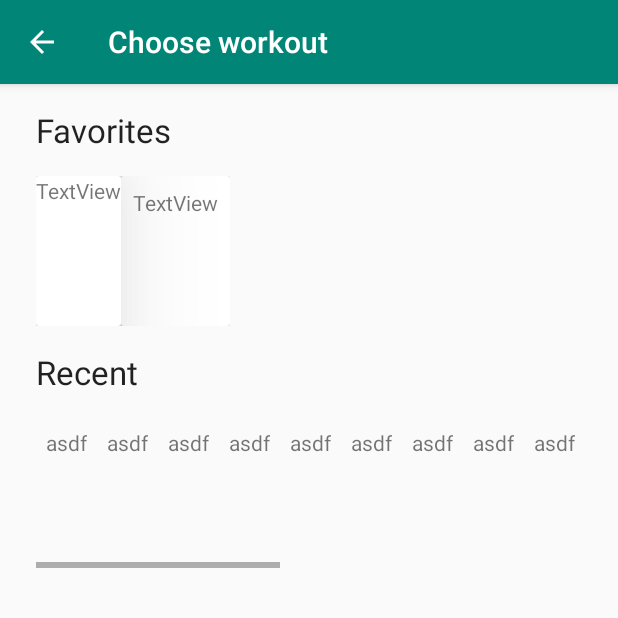
After one commit to ecotner/gym-log, an Android app: the ChooseWorkoutActivity screen opened directly, with no data from a screen before it, on a phone screen of 412 x 824 dp, the top half of it. The commit adds this screen. Run offline under Robolectric (Android 15) with nearby library versions, the phone set to English and light mode, and no system bars.

Commit message:
redid AddWorkout activity into ChooseWorkoutActivity, testing methods to dynamically create Views

```diff
--- /dev/null
+++ b/app/src/main/java/com/example/gymlog/activities/ChooseWorkoutActivity.java
@@ -0,0 +1,57 @@
+package com.example.gymlog.activities;
+
+import android.app.Activity;
+import android.content.Context;
+import android.graphics.drawable.Drawable;
+import android.os.Bundle;
+import android.view.LayoutInflater;
+import android.view.View;
+import android.view.ViewGroup;
+import android.view.WindowManager;
+import android.widget.HorizontalScrollView;
+import android.widget.LinearLayout;
+import android.widget.SpinnerAdapter;
+import android.widget.TextView;
+
+import androidx.annotation.Nullable;
+import androidx.appcompat.app.ActionBar;
+import androidx.appcompat.app.AppCompatActivity;
+
+import com.example.gymlog.R;
+
+public class ChooseWorkoutActivity extends AppCompatActivity {
+    @Override
+    protected void onCreate(Bundle savedInstanceState) {
+        super.onCreate(savedInstanceState);
+        setUi();
+        for (int i=0; i<20; i++)
+            makeText();
+
+    }
+
+    private void setUi() {
+        setContentView(R.layout.activity_choose_workout);
+        ActionBar ab = getSupportActionBar();
+        ab.setDisplayHomeAsUpEnabled(true);
+    }
+
+    private void makeText() {
+        // Make some text
+        TextView text = new TextView(this);
+        text.setText("asdf");
+        // Set margins on the text
+        LinearLayout.LayoutParams params = new LinearLayout.LayoutParams(
+                LinearLayout.LayoutParams.WRAP_CONTENT,
+                LinearLayout.LayoutParams.WRAP_CONTENT
+        );
+        params.setMargins(10, 10, 10, 10);
+        text.setLayoutParams(params);
+        // Add text to parent layout
+        LinearLayout parent = (LinearLayout) findViewById(R.id.recents_layout);
+        parent.addView(text);
+    }
+
+    private void addCard(int parentId) {
+        // Do all the same stuff as above, but with cards?
+    }
+}
--- /dev/null
+++ b/app/src/main/res/layout/activity_choose_workout.xml
@@ -0,0 +1,103 @@
+<?xml version="1.0" encoding="utf-8"?>
+<androidx.constraintlayout.widget.ConstraintLayout
+    xmlns:android="http://schemas.android.com/apk/res/android"
+    xmlns:app="http://schemas.android.com/apk/res-auto"
+    xmlns:tools="http://schemas.android.com/tools"
+    android:layout_width="match_parent"
+    android:layout_height="match_parent">
+
+    <TextView
+        android:id="@+id/textView"
+        android:layout_width="wrap_content"
+        android:layout_height="wrap_content"
+        android:layout_marginStart="@dimen/default_horizontal_margin"
+        android:layout_marginLeft="@dimen/default_horizontal_margin"
+        android:layout_marginTop="@dimen/default_vertical_margin"
+        android:text="@string/horizontal_scroll_1_name"
+        android:textAppearance="@style/TextAppearance.AppCompat.Large"
+        app:layout_constraintStart_toStartOf="parent"
+        app:layout_constraintTop_toTopOf="parent" />
+
+    <HorizontalScrollView
+        android:id="@+id/horizontalScrollViewFavorites"
+        android:layout_width="0dp"
+        android:layout_height="@dimen/default_card_height"
+        android:layout_marginStart="@dimen/default_horizontal_margin"
+        android:layout_marginTop="@dimen/default_vertical_margin"
+        android:layout_marginEnd="@dimen/default_horizontal_margin"
+        android:layout_marginRight="@dimen/default_horizontal_margin"
+        android:fillViewport="false"
+        app:layout_constraintEnd_toEndOf="parent"
+        app:layout_constraintStart_toStartOf="parent"
+        app:layout_constraintTop_toBottomOf="@+id/textView">
+
+        <LinearLayout
+            android:id="@+id/favorites_layout"
+            android:layout_width="wrap_content"
+            android:layout_height="match_parent"
+            android:orientation="horizontal">
+
+            <androidx.cardview.widget.CardView
+                android:layout_width="wrap_content"
+                android:layout_height="match_parent"
+                android:paddingRight="20dp"
+                app:cardElevation="50dp">
+
+                <TextView
+                    android:id="@+id/textView5"
+                    android:layout_width="wrap_content"
+                    android:layout_height="wrap_content"
+                    android:text="TextView" />
+            </androidx.cardview.widget.CardView>
+
+            <androidx.cardview.widget.CardView
+                android:layout_width="wrap_content"
+                android:layout_height="match_parent"
+                android:paddingLeft="20dp"
+                app:cardElevation="10dp"
+                app:contentPadding="8dp">
+
+                <TextView
+                    android:id="@+id/textView4"
+                    android:layout_width="wrap_content"
+                    android:layout_height="wrap_content"
+                    android:text="TextView" />
+
+            </androidx.cardview.widget.CardView>
+
+        </LinearLayout>
+    </HorizontalScrollView>
+
+    <TextView
+        android:id="@+id/textView2"
+        android:layout_width="wrap_content"
+        android:layout_height="wrap_content"
+        android:layout_marginStart="@dimen/default_horizontal_margin"
+        android:layout_marginLeft="@dimen/default_horizontal_margin"
+        android:layout_marginTop="@dimen/default_vertical_margin"
+        android:text="@string/horizontal_scroll_2_name"
+        android:textAppearance="@style/TextAppearance.AppCompat.Large"
+        app:layout_constraintStart_toStartOf="parent"
+        app:layout_constraintTop_toBottomOf="@+id/horizontalScrollViewFavorites" />
+
+    <HorizontalScrollView
+        android:id="@+id/horizontalScrollViewRecent"
+        android:layout_width="0dp"
+        android:layout_height="@dimen/default_card_height"
+        android:layout_marginStart="@dimen/default_horizontal_margin"
+        android:layout_marginLeft="@dimen/default_horizontal_margin"
+        android:layout_marginTop="@dimen/default_vertical_margin"
+        android:layout_marginEnd="@dimen/default_horizontal_margin"
+        android:layout_marginRight="@dimen/default_horizontal_margin"
+        app:layout_constraintEnd_toEndOf="parent"
+        app:layout_constraintStart_toStartOf="parent"
+        app:layout_constraintTop_toBottomOf="@+id/textView2">
+
+        <LinearLayout
+            android:id="@+id/recents_layout"
+            android:layout_width="wrap_content"
+            android:layout_height="match_parent"
+            android:orientation="horizontal"></LinearLayout>
+    </HorizontalScrollView>
+
+</androidx.constraintlayout.widget.ConstraintLayout>
--- a/app/src/main/res/values/dimens.xml
+++ b/app/src/main/res/values/dimens.xml
@@ -1,3 +1,6 @@
 <resources>
     <dimen name="fab_margin">16dp</dimen>
+    <dimen name="default_horizontal_margin">24dp</dimen>
+    <dimen name="default_vertical_margin">16dp</dimen>
+    <dimen name="default_card_height">100dp</dimen>
 </resources>
```
Also changed, not shown: app/src/main/AndroidManifest.xml (+13 -7 lines), app/src/main/java/com/example/gymlog/AddWorkout.java (deleted, +0 -36 lines), app/src/main/java/com/example/gymlog/activities/MainActivity.java (renamed from app/src/main/java/com/example/gymlog/MainActivity.java, +5 -3 lines), app/src/main/java/com/example/gymlog/logic/MuscleGroup.java (added, +10 -0 lines), app/src/main/java/com/example/gymlog/logic/Workout.java (added, +22 -0 lines), app/src/main/res/layout/activity_add_workout.xml (deleted, +0 -33 lines), app/src/main/res/layout/activity_main.xml (+14 -14 lines), app/src/main/res/layout/content_add_workout.xml (deleted, +0 -100 lines), app/src/main/res/values/strings.xml (+12 -2 lines).
